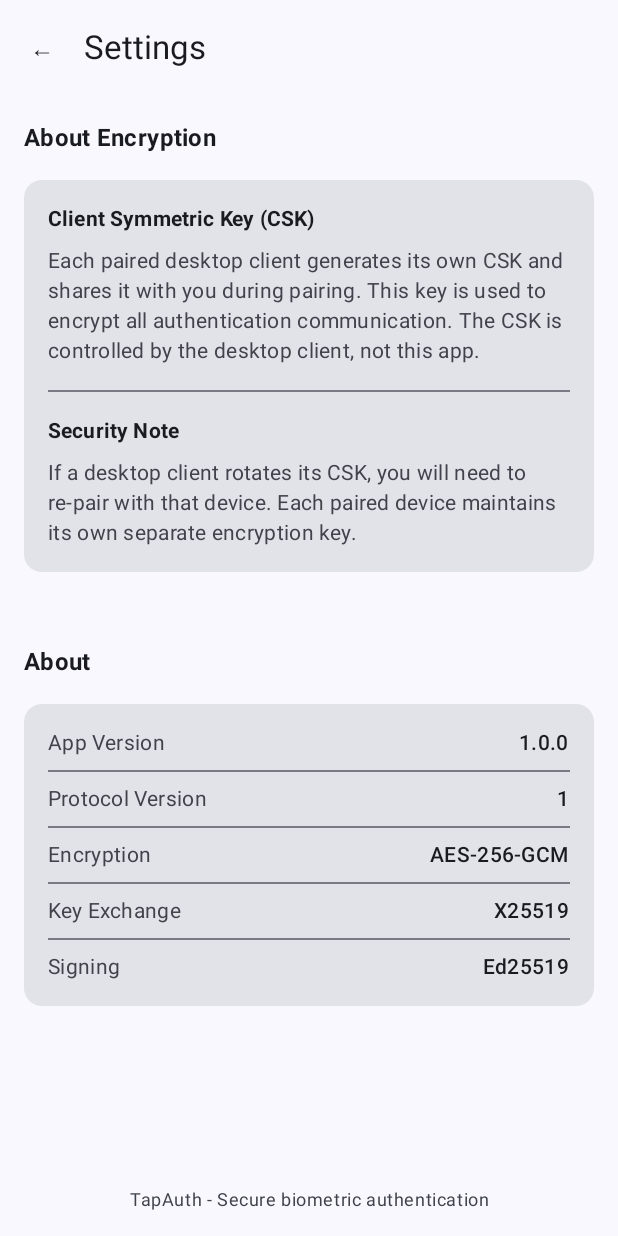
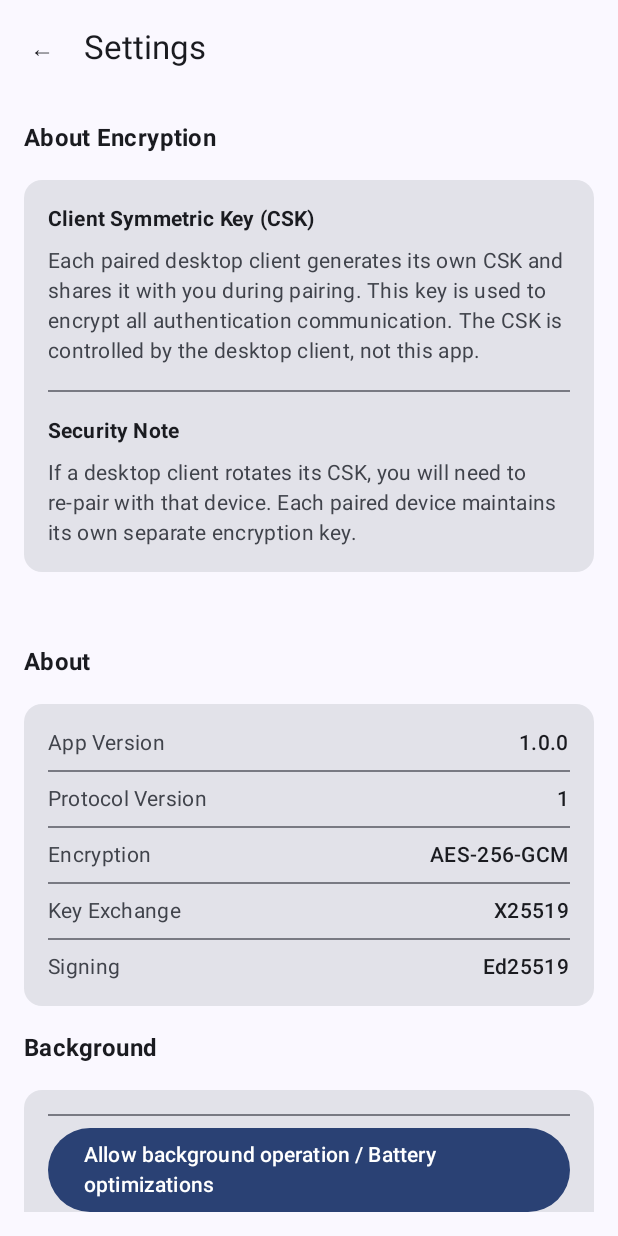
Before and after one commit to Lolle2000la/tapauth, an Android app built with Jetpack Compose: the screen it shows after launch (MainActivity), after a tap on "Settings", on a phone screen of 412 x 824 dp. Run offline under Robolectric (Android 15) with nearby library versions, the phone set to English and light mode, and no system bars.

Commit message:
Improve UI and background behavior

```diff
--- a/server-android/app/src/main/java/dev/rourunisen/tapauth/MainActivity.kt
+++ b/server-android/app/src/main/java/dev/rourunisen/tapauth/MainActivity.kt
@@ -190,12 +190,10 @@ fun TapAuthApp() {
 
     val permissionsState = rememberMultiplePermissionsState(permissions)
 
-    // Request permissions on first composition
-    LaunchedEffect(Unit) {
-        if (!permissionsState.allPermissionsGranted) {
-            permissionsState.launchMultiplePermissionRequest()
-        }
-    }
+    // NOTE: Do not automatically launch the permission dialog on composition.
+    // Some devices / OEMs can crash when multiple permission dialogs are launched
+    // immediately during composition. The PermissionRequestScreen provides an
+    // explicit "Grant Permissions" button so the user can start the flow.
 
     // Show permission request screen if not all granted
     if (!permissionsState.allPermissionsGranted) {
--- a/server-android/app/src/main/java/dev/rourunisen/tapauth/TapAuthApplication.kt
+++ b/server-android/app/src/main/java/dev/rourunisen/tapauth/TapAuthApplication.kt
@@ -4,6 +4,7 @@ import android.app.Application
 import android.app.NotificationChannel
 import android.app.NotificationManager
 import android.os.Build
+import dev.rourunisen.tapauth.service.AuthenticationService
 
 class TapAuthApplication : Application() {
 
@@ -23,6 +24,26 @@ class TapAuthApplication : Application() {
             val notificationManager = getSystemService(NotificationManager::class.java)
             notificationManager.createNotificationChannel(channel)
         }
+
+        // Start core background services so UDP listener and BLE GATT are active
+        // even when the app UI is not open. Services are idempotent and safe to
+        // call repeatedly.
+        try {
+            AuthenticationService.start(this)
+
+            // Start BLE GATT service as a foreground service (service will
+            // call startForeground itself). Use startForegroundService on O+.
+            val bleIntent = android.content.Intent(this, dev.rourunisen.tapauth.ble.BleGattService::class.java)
+            if (android.os.Build.VERSION.SDK_INT >= android.os.Build.VERSION_CODES.O) {
+                startForegroundService(bleIntent)
+            } else {
+                startService(bleIntent)
+            }
+        } catch (e: Exception) {
+            // Don't crash the app if services can't be started (e.g., missing
+            // permissions on older devices). We log the failure for telemetry.
+            android.util.Log.w("TapAuthApplication", "Failed to start background services: ${e.message}")
+        }
     }
 
     companion object {
--- a/server-android/app/src/main/java/dev/rourunisen/tapauth/data/AppConfiguration.kt
+++ b/server-android/app/src/main/java/dev/rourunisen/tapauth/data/AppConfiguration.kt
@@ -19,11 +19,16 @@ class AppConfiguration private constructor(context: Context) {
         private const val KEY_UDP_PORT = "udp_port"
         private const val KEY_SESSION_TIMEOUT = "session_timeout_seconds"
         private const val KEY_BLE_ENABLED = "ble_enabled"
+    private const val KEY_UDP_ENABLED = "udp_enabled"
+    private const val KEY_UDP_LAST_START = "udp_last_start_millis"
+    private const val KEY_BLE_LAST_START = "ble_last_start_millis"
 
         // Default values per specification
         private const val DEFAULT_UDP_PORT = 36692
         private const val DEFAULT_SESSION_TIMEOUT = 120L // 120 seconds per spec
         private const val DEFAULT_BLE_ENABLED = true
+    private const val DEFAULT_UDP_ENABLED = true
+    private const val DEFAULT_LAST_START = 0L
 
         @Volatile
         private var instance: AppConfiguration? = null
@@ -69,6 +74,34 @@ class AppConfiguration private constructor(context: Context) {
         }
 
     /**
+     * Whether UDP server is enabled.
+     * Default: true
+     */
+    var udpEnabled: Boolean
+        get() = prefs.getBoolean(KEY_UDP_ENABLED, DEFAULT_UDP_ENABLED)
+        set(value) {
+            prefs.edit().putBoolean(KEY_UDP_ENABLED, value).apply()
+        }
+
+    /**
+     * Last time the UDP authentication service was started (epoch millis). 0 = never
+     */
+    var udpLastStartMillis: Long
+        get() = prefs.getLong(KEY_UDP_LAST_START, DEFAULT_LAST_START)
+        set(value) {
+            prefs.edit().putLong(KEY_UDP_LAST_START, value).apply()
+        }
+
+    /**
+     * Last time the BLE GATT service was started (epoch millis). 0 = never
+     */
+    var bleLastStartMillis: Long
+        get() = prefs.getLong(KEY_BLE_LAST_START, DEFAULT_LAST_START)
+        set(value) {
+            prefs.edit().putLong(KEY_BLE_LAST_START, value).apply()
+        }
+
+    /**
      * Reset all settings to defaults.
      */
     fun resetToDefaults() {
--- a/server-android/app/src/main/java/dev/rourunisen/tapauth/service/AuthenticationService.kt
+++ b/server-android/app/src/main/java/dev/rourunisen/tapauth/service/AuthenticationService.kt
@@ -46,6 +46,10 @@ class AuthenticationService : Service() {
             } else {
                 context.startService(intent)
             }
+            try {
+                val config = dev.rourunisen.tapauth.data.AppConfiguration.getInstance(context)
+                config.udpLastStartMillis = System.currentTimeMillis()
+            } catch (_: Exception) { }
         }
 
         fun stop(context: Context) {
--- a/server-android/app/src/main/java/dev/rourunisen/tapauth/ui/settings/SettingsScreen.kt
+++ b/server-android/app/src/main/java/dev/rourunisen/tapauth/ui/settings/SettingsScreen.kt
@@ -1,6 +1,8 @@
 package dev.rourunisen.tapauth.ui.settings
 
 import androidx.compose.foundation.layout.*
+import androidx.compose.foundation.rememberScrollState
+import androidx.compose.foundation.verticalScroll
 import androidx.compose.material3.*
 import androidx.compose.runtime.*
 import androidx.compose.ui.Alignment
@@ -10,12 +12,24 @@ import androidx.compose.ui.text.style.TextAlign
 import androidx.compose.ui.unit.dp
 import kotlinx.coroutines.delay
 import kotlinx.coroutines.launch
+import android.content.Intent
+import android.net.Uri
+import android.provider.Settings
+// Switch removed; toggles are deprecated in this screen
+import androidx.compose.ui.platform.LocalContext
+import dev.rourunisen.tapauth.data.AppConfiguration
+import java.text.DateFormat
+import java.util.Date
 
 @OptIn(ExperimentalMaterial3Api::class)
 @Composable
 fun SettingsScreen(
     onBack: () -> Unit
 ) {
+    val context = LocalContext.current
+    val config = AppConfiguration.getInstance(context)
+    val coroutineScope = rememberCoroutineScope()
+    var showBatteryConfirm by remember { mutableStateOf(false) }
 
     Scaffold(
         topBar = {
@@ -33,7 +47,8 @@ fun SettingsScreen(
             modifier = Modifier
                 .fillMaxSize()
                 .padding(padding)
-                .padding(16.dp),
+                .padding(16.dp)
+                .verticalScroll(rememberScrollState()),
             verticalArrangement = Arrangement.spacedBy(16.dp)
         ) {
             // Information Section
@@ -104,8 +119,65 @@ fun SettingsScreen(
                 }
             }
 
-            Spacer(modifier = Modifier.weight(1f))
+            // Removed weight spacer so content can size naturally and the
+            // verticalScroll modifier allows the page to scroll when needed.
+            // Background / Runtime controls
+            Text(
+                text = "Background",
+                style = MaterialTheme.typography.titleMedium,
+                fontWeight = FontWeight.Bold
+            )
 
+            Card(modifier = Modifier.fillMaxWidth()) {
+                Column(
+                    modifier = Modifier.padding(16.dp),
+                    verticalArrangement = Arrangement.spacedBy(8.dp)
+                ) {
+                    Divider()
+
+                    // Battery optimization prompt
+                    Button(onClick = { showBatteryConfirm = true }) {
+                        Text("Allow background operation / Battery optimizations")
+                    }
+
+                    // Service status display
+                    val df = DateFormat.getDateTimeInstance()
+                    val udpLast = if (config.udpLastStartMillis == 0L) "never" else df.format(Date(config.udpLastStartMillis))
+                    val bleLast = if (config.bleLastStartMillis == 0L) "never" else df.format(Date(config.bleLastStartMillis))
+
+                    Spacer(modifier = Modifier.height(8.dp))
+                    Text("Service status:")
+                    Text("UDP listener last started: $udpLast", style = MaterialTheme.typography.bodySmall)
+                    Text("BLE GATT last started: $bleLast", style = MaterialTheme.typography.bodySmall)
+                }
+            }
+
+            if (showBatteryConfirm) {
+                AlertDialog(
+                    onDismissRequest = { showBatteryConfirm = false },
+                    confirmButton = {
+                        TextButton(onClick = {
+                            showBatteryConfirm = false
+                            try {
+                                val pm = context.getSystemService(android.content.Context.POWER_SERVICE) as android.os.PowerManager
+                                val packageName = context.packageName
+                                if (!pm.isIgnoringBatteryOptimizations(packageName)) {
+                                    val intent = Intent(Settings.ACTION_IGNORE_BATTERY_OPTIMIZATION_SETTINGS)
+                                    context.startActivity(intent.addFlags(Intent.FLAG_ACTIVITY_NEW_TASK))
+                                } else {
+                                    val intent = Intent(Settings.ACTION_APPLICATION_DETAILS_SETTINGS, Uri.parse("package:" + packageName))
+                                    context.startActivity(intent.addFlags(Intent.FLAG_ACTIVITY_NEW_TASK))
+                                }
+                            } catch (_: Exception) { }
+                        }) { Text("Open settings") }
+                    },
+                    dismissButton = {
+                        TextButton(onClick = { showBatteryConfirm = false }) { Text("Cancel") }
+                    },
+                    title = { Text("Allow background operation?") },
+                    text = { Text("To ensure TapAuth can respond to authentication requests while the app is closed, please allow the app to be excluded from battery optimizations. You will be taken to the system settings screen to do this.") }
+                )
+            }
             // Footer
             Text(
                 text = "TapAuth - Secure biometric authentication",
```
Also changed, not shown: server-android/app/src/main/AndroidManifest.xml (+8 -0 lines), server-android/app/src/main/java/dev/rourunisen/tapauth/BootReceiver.kt (added, +26 -0 lines), server-android/app/src/main/java/dev/rourunisen/tapauth/ble/BleGattService.kt (+52 -0 lines).
